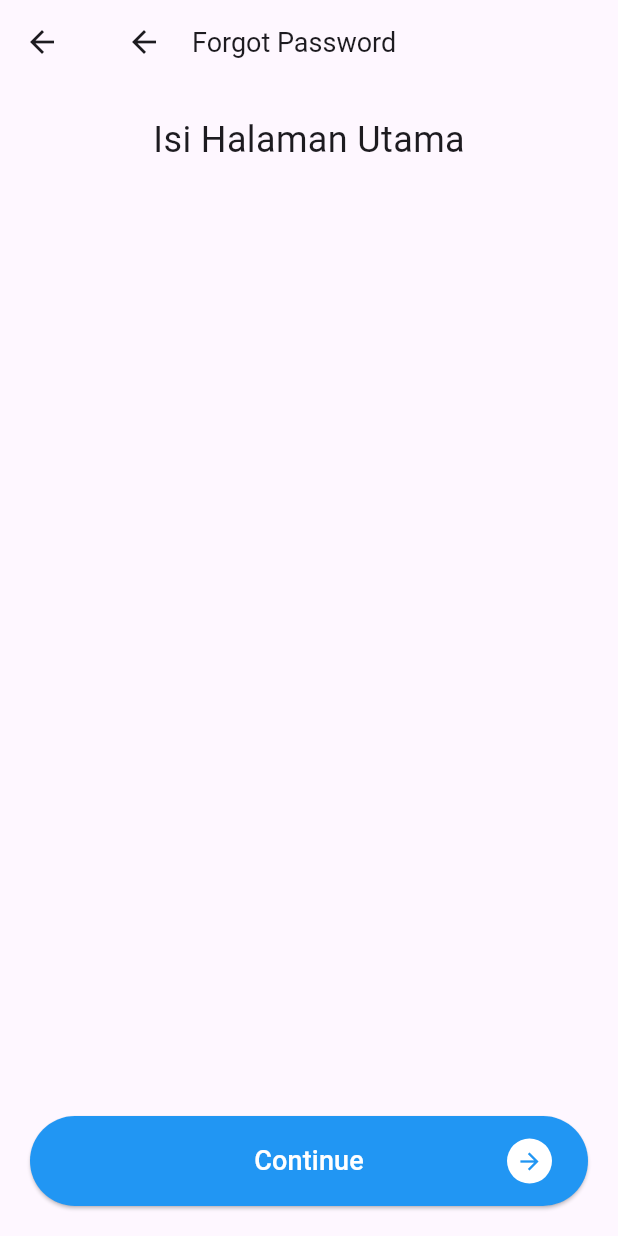
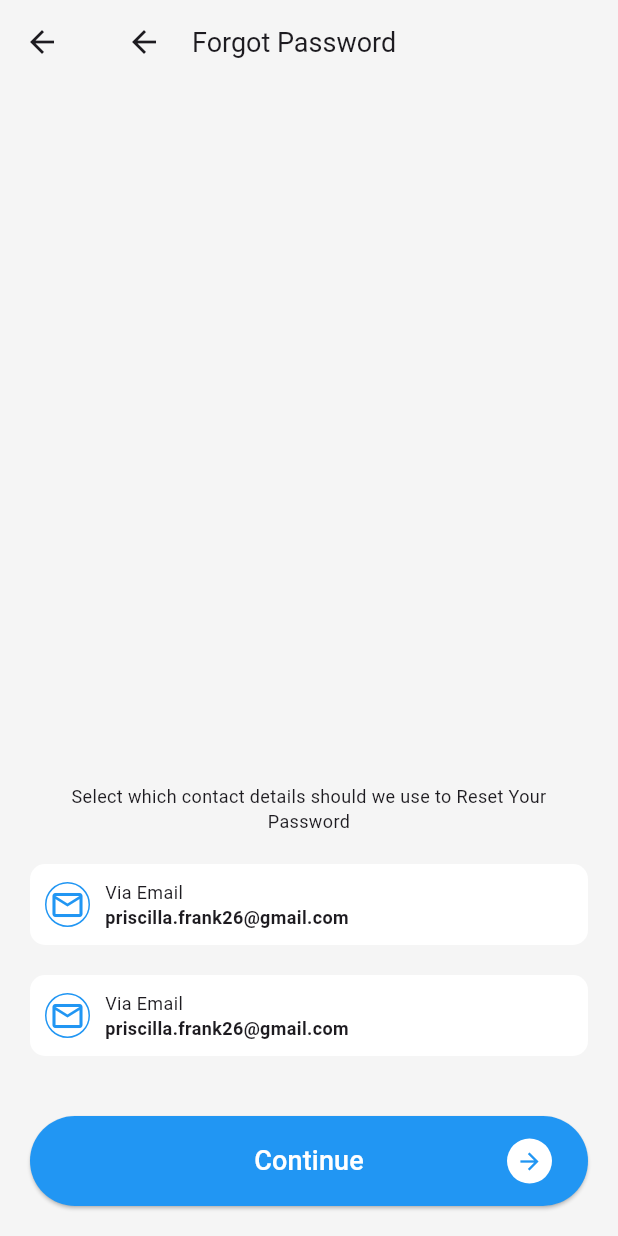
Before and after one commit to RendhikaAditya/slicing_tim6, a Flutter app: the ForgotPassword screen opened directly, on a phone screen of 412 x 824 dp. Run offline on Flutter 3.47's test engine with Material 3 defaults, Android fonts, the phone set to English and light mode, and no system bars.

Commit message:
finish ForgotPassword

```diff
--- a/lib/forgot_password/forgot_password.dart
+++ b/lib/forgot_password/forgot_password.dart
@@ -1,5 +1,6 @@
 import 'package:flutter/cupertino.dart';
 import 'package:flutter/material.dart';
+import 'package:flutter/widgets.dart';
 import 'package:slicing_tim6/widget/custom_button.dart';
 
 class ForgotPassword extends StatefulWidget {
@@ -14,6 +15,7 @@ class _ForgotPasswordState extends State<ForgotPassword> {
   Widget build(BuildContext context) {
     return Scaffold(
       appBar: AppBar(
+        backgroundColor: Colors.grey[100],
         title: Row(
           children: [
             IconButton(
@@ -30,14 +32,18 @@ class _ForgotPasswordState extends State<ForgotPassword> {
           ],
         ),
       ),
-      body: Column(
+      body: Container(
+        decoration: BoxDecoration(
+          color: Colors.grey[100],
+        ),
+        child: Column(
           mainAxisAlignment: MainAxisAlignment.spaceBetween,
           children: [
             // Konten di bagian atas
             Container(
               padding: EdgeInsets.all(20.0),
               child: Text(
-              'Isi Halaman Utama',
+                '',
                 style: TextStyle(fontSize: 24.0),
               ),
             ),
@@ -45,14 +51,129 @@ class _ForgotPasswordState extends State<ForgotPassword> {
             Container(
               width: double.infinity,
               padding: EdgeInsets.all(20.0),
-            child: CustomButton(
+              child: Column(
+                children: [
+                  Text(
+                    "Select which contact details should we use to Reset Your Password",
+                    style: TextStyle(
+                      fontSize: 12,
+                    ),
+                    textAlign: TextAlign.center,
+                  ),
+                  SizedBox(height: 20,),
+                  Container(
+                    decoration: BoxDecoration(
+                      color: Colors.white,
+                      shape: BoxShape.rectangle,
+                      borderRadius: BorderRadius.circular(10),
+                    ),
+                    padding: EdgeInsets.all(10),
+                    child: Row(
+                      children: [
+                        Positioned(
+                          right: 0,
+                          child: Container(
+                            width: 30,
+                            height: 30,
+                            decoration: BoxDecoration(
+                              shape: BoxShape.circle,
+                              color: Colors.white,
+                              border: Border.all(
+                                color: Colors.blue,
+                                width: 1,
+                              )
+                            ),
+                            child: Icon(
+                              Icons.mail_outline,
+                              color: Colors.blue,
+                            ),
+                          ),
+                        ),
+                        SizedBox(width: 10,),
+                        Column(
+                          crossAxisAlignment: CrossAxisAlignment.start,
+                          children: [
+                            Text(
+                                "Via Email",
+                              style: TextStyle(
+                                fontSize: 12,
+                              ),
+                            ),
+                            Text(
+                              "priscilla.frank26@gmail.com",
+                              style: TextStyle(
+                                fontSize: 12,
+                                fontWeight: FontWeight.bold
+                              ),
+                            )
+                          ],
+                        )
+                      ],
+                    ),
+                  ),
+                  SizedBox(height: 20,),
+                  Container(
+                    decoration: BoxDecoration(
+                      color: Colors.white,
+                      shape: BoxShape.rectangle,
+                      borderRadius: BorderRadius.circular(10),
+                    ),
+                    padding: EdgeInsets.all(10),
+                    child: Row(
+                      children: [
+                        Positioned(
+                          right: 0,
+                          child: Container(
+                            width: 30,
+                            height: 30,
+                            decoration: BoxDecoration(
+                                shape: BoxShape.circle,
+                                color: Colors.white,
+                                border: Border.all(
+                                  color: Colors.blue,
+                                  width: 1,
+                                )
+                            ),
+                            child: Icon(
+                              Icons.mail_outline,
+                              color: Colors.blue,
+                            ),
+                          ),
+                        ),
+                        SizedBox(width: 10,),
+                        Column(
+                          crossAxisAlignment: CrossAxisAlignment.start,
+                          children: [
+                            Text(
+                              "Via Email",
+                              style: TextStyle(
+                                fontSize: 12,
+                              ),
+                            ),
+                            Text(
+                              "priscilla.frank26@gmail.com",
+                              style: TextStyle(
+                                  fontSize: 12,
+                                  fontWeight: FontWeight.bold
+                              ),
+                            )
+                          ],
+                        )
+                      ],
+                    ),
+                  ),
+                  SizedBox(height: 40,),
+                  CustomButton(
                     text: 'Continue',
                     onPressed: () {
                       // Aksi yang ingin dilakukan ketika tombol ditekan
                     },
                   ),
+                ]
+              ),
             ),
           ],
+        ),
       ),
     );
   }
```
Lines whose indentation alone changed are shown as unchanged.
